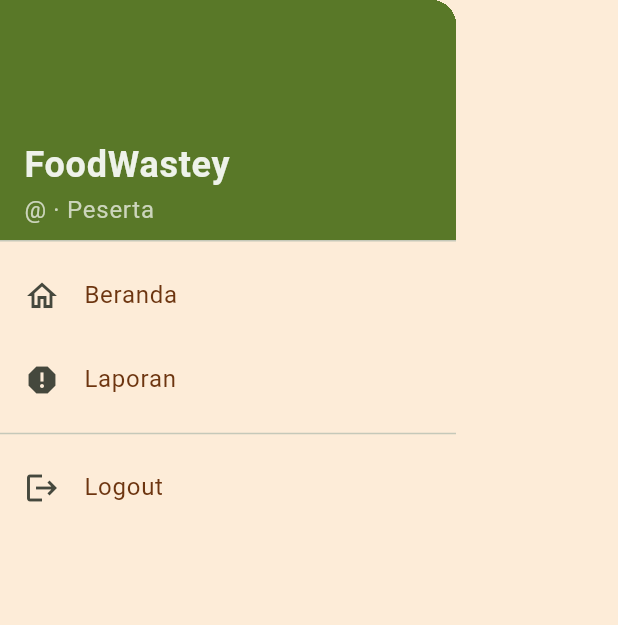
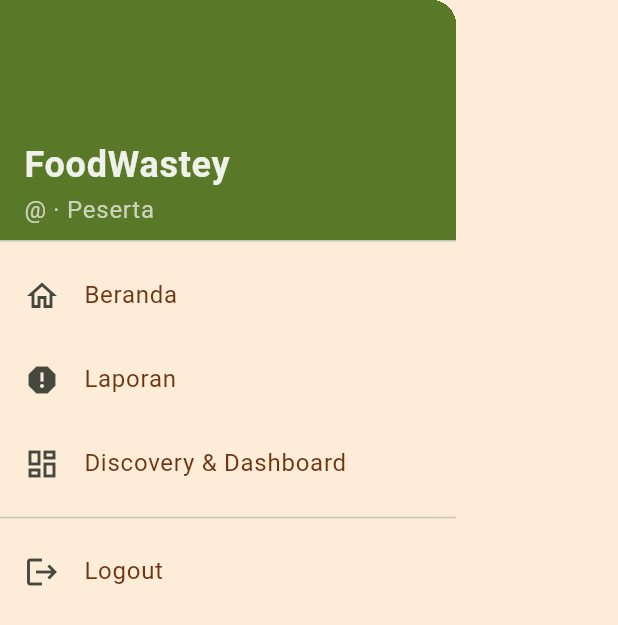
Before and after one commit to pbp-kelompok-c9/foodwastey-mobile, a Flutter app: the AppDrawer widget shown alone on an empty page, opened directly, on a phone screen of 412 x 824 dp. Shown: the top 625 px of the screen. Run offline on Flutter 3.47's test engine with Material 3 defaults, Android fonts, the phone set to English and light mode, and no system bars; our stand-ins replace shared_preferences; accounts and stored records are empty.

Commit message:
Add Discovery Dashboard screen and navigation

```diff
--- a/lib/widgets/app_drawer.dart
+++ b/lib/widgets/app_drawer.dart
@@ -6,6 +6,7 @@ import '../core/theme.dart';
 import '../modules/auth/screens/login_screen.dart';
 import '../modules/auth/screens/register_screen.dart';
 import '../modules/auth/services/auth_service.dart';
+import '../modules/discovery_dashboard/screens/discovery_dashboard_screen.dart';
 
 /// Navigasi utama aplikasi. Setiap modul menambahkan ListTile ke bagiannya.
 class AppDrawer extends StatelessWidget {
@@ -66,6 +67,15 @@ class AppDrawer extends StatelessWidget {
             onTap: () => _push(context, const ReportScreen()),
           ),
 
+          ListTile(
+            leading: const Icon(Icons.dashboard_outlined),
+            title: const Text('Discovery & Dashboard'),
+            onTap: () => _push(
+              context,
+              const DiscoveryDashboardScreen(),
+            ),
+          ),
+
           const Divider(),
           // ---- Modul User & Authentication
           if (auth.isLoggedIn)
```
Also changed, not shown: lib/modules/discovery_dashboard/screens/discovery_dashboard_screen.dart (added, +20 -0 lines).
